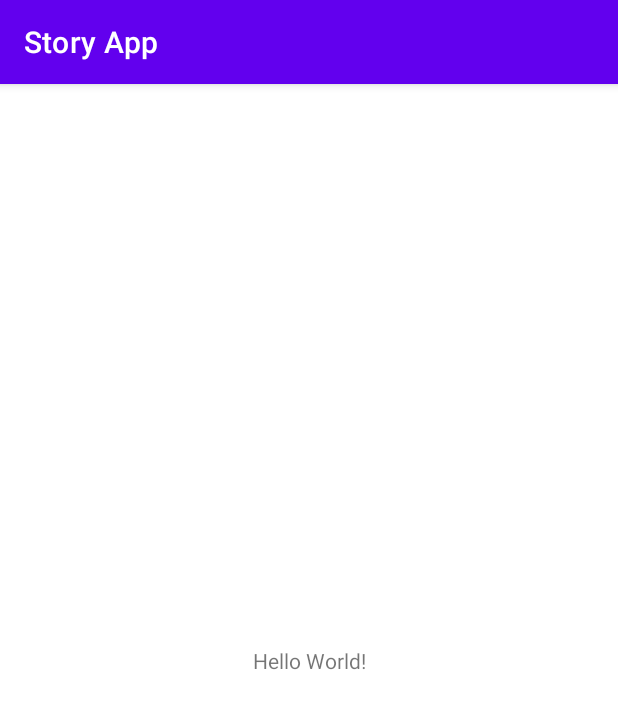
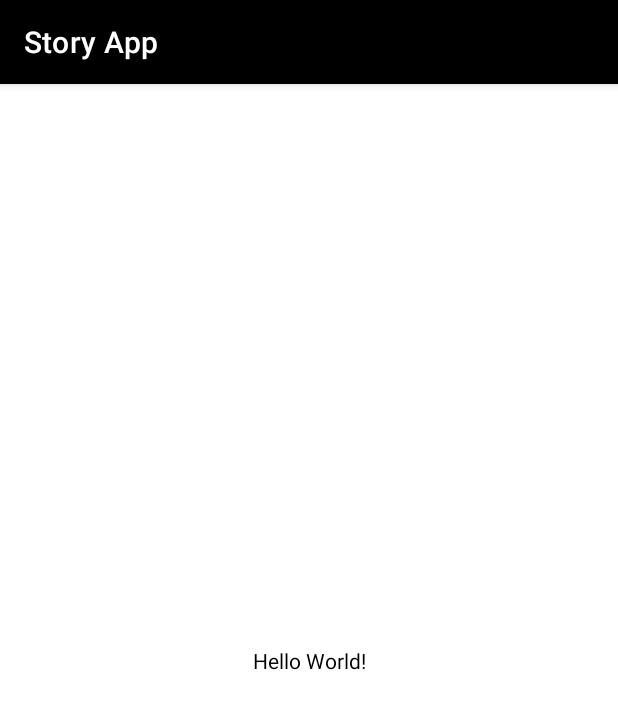
Before and after one commit to ricky-kiva/andro-story-app, an Android app: the screen it shows after launch (MainActivity), on a phone screen of 412 x 824 dp. Shown: the top 709 px of the screen. Run offline under Robolectric (Android 15) with nearby library versions, the phone set to English and light mode, and no system bars.

Commit message:
changes themes

```diff
--- a/app/src/main/res/values-night/themes.xml
+++ b/app/src/main/res/values-night/themes.xml
@@ -2,15 +2,16 @@
     <!-- Base application theme. -->
     <style name="Theme.StoryApp" parent="Theme.MaterialComponents.DayNight.DarkActionBar">
         <!-- Primary brand color. -->
-        <item name="colorPrimary">@color/purple_200</item>
-        <item name="colorPrimaryVariant">@color/purple_700</item>
+        <item name="colorPrimary">@color/white</item>
+        <item name="colorPrimaryVariant">@color/gray_EF0</item>
         <item name="colorOnPrimary">@color/black</item>
         <!-- Secondary brand color. -->
-        <item name="colorSecondary">@color/teal_200</item>
-        <item name="colorSecondaryVariant">@color/teal_200</item>
-        <item name="colorOnSecondary">@color/black</item>
+        <item name="colorSecondary">@color/black_929</item>
+        <item name="colorSecondaryVariant">@color/teal_EDC</item>
+        <item name="colorOnSecondary">@color/white</item>
         <!-- Status bar color. -->
         <item name="android:statusBarColor">?attr/colorPrimaryVariant</item>
         <!-- Customize your theme here. -->
+        <item name="android:textColor">?attr/colorOnSecondary</item>
     </style>
 </resources>
--- a/app/src/main/res/values/colors.xml
+++ b/app/src/main/res/values/colors.xml
@@ -7,4 +7,9 @@
     <color name="teal_700">#FF018786</color>
     <color name="black">#FF000000</color>
     <color name="white">#FFFFFFFF</color>
+
+    <color name="gray_EF0">#FFe6def0</color>
+    <color name="teal_EDC">#FFc1dedc</color>
+    <color name="black_929">#FF292929</color>
+
 </resources>
--- a/app/src/main/res/values/themes.xml
+++ b/app/src/main/res/values/themes.xml
@@ -2,15 +2,17 @@
     <!-- Base application theme. -->
     <style name="Theme.StoryApp" parent="Theme.MaterialComponents.DayNight.DarkActionBar">
         <!-- Primary brand color. -->
-        <item name="colorPrimary">@color/purple_500</item>
-        <item name="colorPrimaryVariant">@color/purple_700</item>
+        <item name="colorPrimary">@color/black</item>
+        <item name="colorPrimaryVariant">@color/black_929</item>
         <item name="colorOnPrimary">@color/white</item>
         <!-- Secondary brand color. -->
-        <item name="colorSecondary">@color/teal_200</item>
-        <item name="colorSecondaryVariant">@color/teal_700</item>
+        <item name="colorSecondary">@color/teal_EDC</item>
+        <item name="colorSecondaryVariant">@color/gray_EF0</item>
         <item name="colorOnSecondary">@color/black</item>
+
         <!-- Status bar color. -->
         <item name="android:statusBarColor">?attr/colorPrimaryVariant</item>
         <!-- Customize your theme here. -->
+        <item name="android:textColor">?attr/colorOnSecondary</item>
     </style>
 </resources>
```
